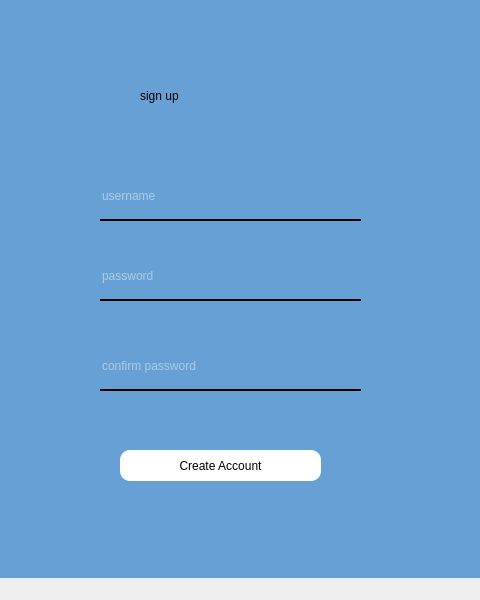
This is Ui_Files/admin_signup.ui in edejeed/Movie-Ticketing as Qt 5 draws it before an edit; both pictures show x 180 to 660 and y 0 to 600 of the 800 by 600 pixel window. The edited form follows.
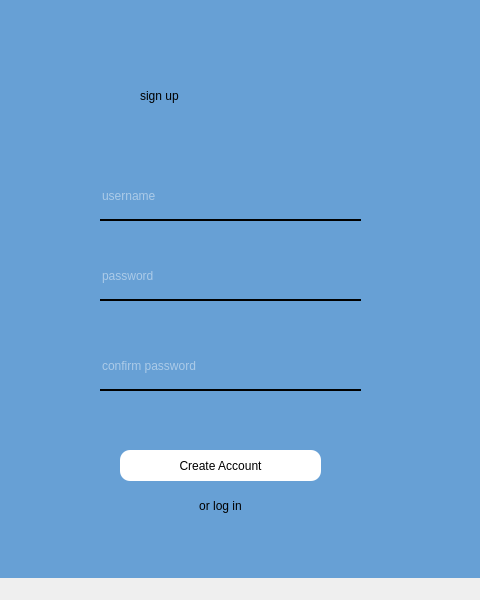
This is the edited form.

What changed in the file:
```diff
--- a/Ui_Files/admin_signup.ui
+++ b/Ui_Files/admin_signup.ui
@@ -35,7 +35,7 @@
       <rect>
        <x>350</x>
        <y>80</y>
-       <width>161</width>
+       <width>221</width>
        <height>91</height>
       </rect>
      </property>
@@ -133,6 +133,37 @@
       <string>Create Account</string>
      </property>
     </widget>
+    <widget class="QPushButton" name="loginButton">
+     <property name="geometry">
+      <rect>
+       <x>330</x>
+       <y>520</y>
+       <width>201</width>
+       <height>31</height>
+      </rect>
+     </property>
+     <property name="styleSheet">
+      <string notr="true">QPushButton{
+background-color: white;
+text-size: 10px;
+border-radius: 10px;
+}
+
+QPushButton:hover{
+	color:rgb(73, 147, 221);
+	background-color: rgb(13, 27, 38);
+}
+#loginButton {
+background-color: TRANSPARENT;
+}
+#loginButton:hover{
+color: rgb(0, 0, 255);
+}</string>
+     </property>
+     <property name="text">
+      <string>or log in</string>
+     </property>
+    </widget>
    </widget>
   </widget>
   <widget class="QMenuBar" name="menubar">
```
